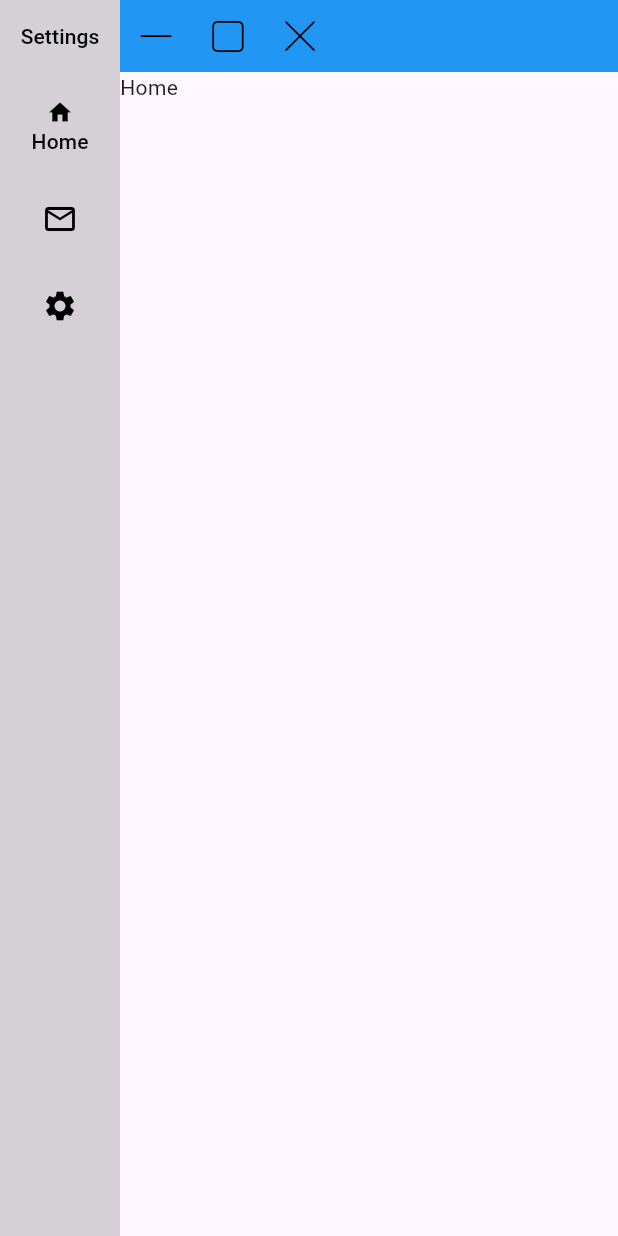
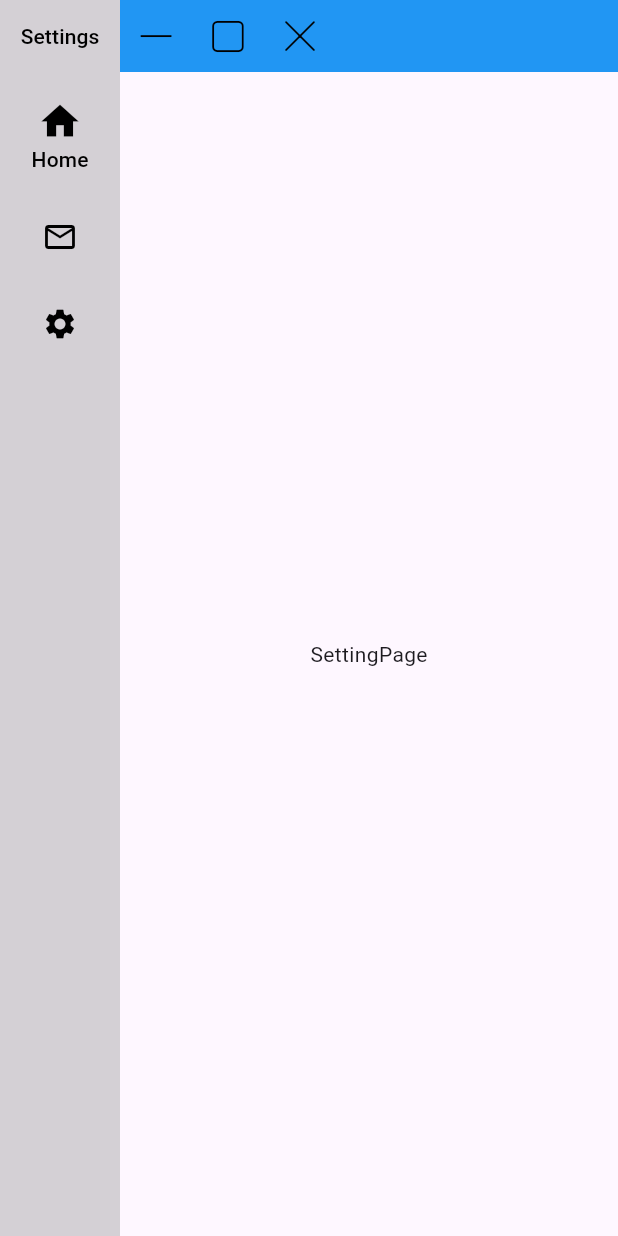
Before and after one commit to todo-proj/bilibili_desktop, a Flutter app: the screen it shows after launch, after a tap on the "settings" icon, on a phone screen of 412 x 824 dp. Run offline on Flutter 3.47's test engine with Material 3 defaults, Android fonts, the light colour scheme and no system bars; our stand-ins replace dio, equatable, flutter_riverpod, go_router, logger, lottie and 5 more; missing offline and left inert: curl_logger_dio_interceptor, media_kit, media_kit_video, window_manager; generated files the repository leaves out were written again; network calls fail.

Commit message:
完成路由

```diff
--- a/lib/main.dart
+++ b/lib/main.dart
@@ -1,4 +1,4 @@
-import 'package:bilibili_desktop/src/router/root.dart';
+import 'package:bilibili_desktop/src/router/root_route.dart';
 import 'package:flutter/material.dart';
 import 'package:flutter_riverpod/flutter_riverpod.dart';
 import 'package:media_kit/media_kit.dart';
--- a/lib/src/business/common/system_titlebar.dart
+++ b/lib/src/business/common/system_titlebar.dart
@@ -20,13 +20,13 @@ class _SystemTitleBarState extends State<SystemTitleBar> {
         mainAxisSize: MainAxisSize.min,
         crossAxisAlignment: CrossAxisAlignment.center,
         children: [
-          IconButton(
+          _buildSystemTitleBarItem(
             onPressed: () {
               windowManager.minimize();
             },
             icon: const Icon(AppIcons.minimize),
           ),
-          IconButton(
+          _buildSystemTitleBarItem(
             onPressed: () async {
               _isMaximized = await windowManager.isMaximized();
               if (_isMaximized) {
@@ -40,7 +40,7 @@ class _SystemTitleBarState extends State<SystemTitleBar> {
             },
             icon: _isMaximized ? const Icon(AppIcons.unMaximize) : const Icon(AppIcons.maximize),
           ),
-          IconButton(
+          _buildSystemTitleBarItem(
             onPressed: () {
               windowManager.close();
             },
@@ -49,4 +49,12 @@ class _SystemTitleBarState extends State<SystemTitleBar> {
         ]
     );
   }
+
+  Widget _buildSystemTitleBarItem({required Icon icon, required VoidCallback onPressed}) {
+    return IconButton(
+      onPressed: onPressed,
+      icon: icon,
+      style: IconButton.styleFrom(foregroundColor: Colors.black),
+    );
+  }
 }
--- a/lib/src/business/home/home_page.dart
+++ b/lib/src/business/home/home_page.dart
@@ -1,13 +1,7 @@
-import 'package:bilibili_desktop/src/business/common/system_titlebar.dart';
-import 'package:bilibili_desktop/src/business/home/side_bar.dart';
 import 'package:flutter/material.dart';
-import 'package:go_router/go_router.dart';
-
-import '../common/window_control_area.dart';
 
 class HomePage extends StatefulWidget {
-  final Widget child;
-  const HomePage({super.key, required this.child});
+  const HomePage({super.key});
 
   @override
   State<HomePage> createState() => _HomePageState();
@@ -23,23 +17,7 @@ class _HomePageState extends State<HomePage> {
   @override
   Widget build(BuildContext context) {
     return Scaffold(
-      body: Row(
-        children: [
-          SideBar(),
-          Expanded(
-            child: Column(
-              crossAxisAlignment: CrossAxisAlignment.end,
-              children: [
-                Container(
-                  width: double.infinity,
-                    color: Colors.blue,
-                    child: DoubleTapMaximizeArea(child: SystemTitleBar())),
-                Expanded(child: widget.child)
-              ],
-            ),
-          ),
-        ],
-      ),
+      body: Text('Home'),
     );
   }
 
--- /dev/null
+++ b/lib/src/business/main/main_page.dart
@@ -0,0 +1,38 @@
+import 'package:flutter/material.dart';
+
+import '../common/system_titlebar.dart';
+import '../common/window_control_area.dart';
+import 'side_bar.dart';
+
+class MainPage extends StatefulWidget {
+  final Widget child;
+  const MainPage({super.key, required this.child});
+
+  @override
+  State<MainPage> createState() => _MainPageState();
+}
+
+class _MainPageState extends State<MainPage> {
+  @override
+  Widget build(BuildContext context) {
+    return Scaffold(
+      body: Row(
+        children: [
+          SideBar(),
+          Expanded(
+            child: Column(
+              crossAxisAlignment: CrossAxisAlignment.end,
+              children: [
+                Container(
+                    width: double.infinity,
+                    color: Colors.blue,
+                    child: DoubleTapMaximizeArea(child: SystemTitleBar())),
+                Expanded(child: widget.child)
+              ],
+            ),
+          ),
+        ],
+      ),
+    );
+  }
+}
--- a/lib/src/business/home/side_bar.dart
+++ b/lib/src/business/main/side_bar.dart
@@ -1,3 +1,5 @@
+import 'package:bilibili_desktop/src/router/main_route.dart';
+import 'package:bilibili_desktop/src/router/root_route.dart';
 import 'package:bilibili_desktop/src/utils/widget_util.dart';
 import 'package:flutter/material.dart';
 import 'package:go_router/go_router.dart';
@@ -17,19 +19,21 @@ class SideBar extends StatelessWidget {
           TextButton(child: Column(
             mainAxisSize: MainAxisSize.min,
             children: [
-              Icon(Icons.home),
+              Icon(Icons.home, size: 30,),
               Text("Home"),
             ],
           ),onPressed: (){
-            context.go('/home/user');
+            context.go(MainRoute.home);
           },),
           IconButton(
-            onPressed: () {},
+            onPressed: () {
+              context.push(MainRoute.directMessage);
+            },
             icon: Icon(Icons.email_outlined),
           ),
           IconButton(
             onPressed: () {
-              context.go('/home/settings');
+              context.go(MainRoute.settings);
             },
             icon: Icon(Icons.settings),
           ),
@@ -39,3 +43,5 @@ class SideBar extends StatelessWidget {
     );
   }
 }
+
+// 我调用 context.go('/main/user');却重定向到了 /main，中文回答下
--- /dev/null
+++ b/lib/src/business/splash_page.dart
@@ -0,0 +1,48 @@
+import 'package:flutter/material.dart';
+import 'package:go_router/go_router.dart';
+
+import 'common/system_titlebar.dart';
+import 'common/window_control_area.dart';
+import 'main/side_bar.dart';
+
+class SplashPage extends StatefulWidget {
+  const SplashPage({super.key});
+
+  @override
+  State<SplashPage> createState() => _SplashPageState();
+}
+
+class _SplashPageState extends State<SplashPage> {
+
+
+  @override
+  void initState() {
+    super.initState();
+    _navigateToHome();
+  }
+
+  Future<void> _navigateToHome() async {
+    // 模拟加载
+    await Future.delayed(const Duration(seconds: 2));
+    if (mounted) {
+      // 假设检查登录状态，如果已登录则到 home，否则到 login
+      bool isLoggedIn = false; // 替换为你的实际登录检查逻辑
+      if (isLoggedIn) {
+        context.go('/home');
+      } else {
+        // context.go('/login');
+        // 或者如果你希望登录后回到 home
+        context.go('/main/home');
+      }
+    }
+  }
+
+  @override
+  Widget build(BuildContext context) {
+    return Scaffold(
+      body: Text('Splash'),
+    );
+  }
+}
+
+// 什么时候用push，什么时候用go
--- a/lib/src/router/home.dart
+++ /dev/null
@@ -1,26 +0,0 @@
-import 'package:bilibili_desktop/src/business/home/home_page.dart';
-import 'package:bilibili_desktop/src/business/user/user_page.dart';
-import 'package:flutter/material.dart';
-import 'package:go_router/go_router.dart';
-
-import '../business/setting/setting_page.dart';
-
-final RouteBase homeRouter = ShellRoute(
-  builder: (context, state, child) {
-    return HomePage(child: child,); // 统一布局
-  },
-  routes: [
-    GoRoute(
-      path: '/home',
-      builder: (context, state) => Text('Home'),
-    ),
-    GoRoute(
-      path: '/home/settings',
-      builder: (context, state) => const SettingPage(),
-    ),
-    GoRoute(
-      path: '/home/user',
-      builder: (context, state) => const UserPage(),
-    ),
-  ],
-);
--- /dev/null
+++ b/lib/src/router/main_route.dart
@@ -0,0 +1,67 @@
+import 'package:bilibili_desktop/src/business/home/home_page.dart';
+import 'package:bilibili_desktop/src/business/main/main_page.dart';
+import 'package:bilibili_desktop/src/business/splash_page.dart';
+import 'package:bilibili_desktop/src/business/user/user_page.dart';
+import 'package:bilibili_desktop/src/router/root_route.dart';
+import 'package:flutter/material.dart';
+import 'package:go_router/go_router.dart';
+
+import '../business/message/direct_message_page.dart';
+import '../business/setting/setting_page.dart';
+
+
+class MainRoute {
+  static final String main = '/main';
+  static final String home = '/main/home';
+  static final String settings = '/main/settings';
+  static final String user = '/main/user';
+  static final String directMessage = '/main/message';
+}
+
+// Main Shell Route
+// 这个 ShellRoute 会包裹 /main 下的所有子路由
+final RouteBase mainRoute = ShellRoute(
+  builder: (BuildContext context, GoRouterState state, Widget child) {
+    // 这个 child 是 ShellRoute.routes 中匹配到的页面
+    return MainPage(child: child);
+  },
+  routes: [
+    // 当访问 /main (或者 /main/ 被重定向) 时，会默认重定向到 /main/home
+    GoRoute(
+      path: MainRoute.main,
+      redirect: (_, state) {
+        return MainRoute.home;
+      },),
+    GoRoute(
+      path: MainRoute.home,
+      name: 'home',
+      builder: (BuildContext context, GoRouterState state) {
+        return const HomePage();
+      },
+    ),
+    GoRoute(
+      path: MainRoute.settings,
+      name: 'settings',
+      builder: (BuildContext context, GoRouterState state) {
+        return const SettingPage();
+      },
+    ),
+    GoRoute(
+      path: MainRoute.user,
+      name: 'user',
+      builder: (BuildContext context, GoRouterState state) {
+        return const UserPage();
+      },
+    ),
+    GoRoute(
+      path: MainRoute.directMessage,
+      redirect: (_, state) {
+        return RootRoute.login;
+      },
+      name: 'message',
+      builder: (BuildContext context, GoRouterState state) {
+        return const DirectMessagePage();
+      },
+    ),
+  ],
+);
--- a/lib/src/router/root.dart
+++ /dev/null
@@ -1,23 +0,0 @@
-import 'package:bilibili_desktop/src/business/common/dialog_page.dart';
-import 'package:bilibili_desktop/src/business/login/login_page.dart';
-import 'package:bilibili_desktop/src/router/home.dart';
-import 'package:flutter/material.dart';
-import 'package:go_router/go_router.dart';
-
-
-final appRouter = GoRouter(routes: [rootRouter]);
-
-final RouteBase rootRouter = GoRoute(
-  path: '/',
-  redirect: (_, __) => '/home', // ✅ 让 '/' 重定向到 '/home'
-  routes: [
-    homeRouter,
-    GoRoute(
-      path: 'login',
-      pageBuilder: (context, state) => DialogPage(
-        key: state.pageKey,
-        builder: (_) => Center(child: const LoginPage()),
-      ),
-    ),
-  ],
-);
--- /dev/null
+++ b/lib/src/router/root_route.dart
@@ -0,0 +1,43 @@
+import 'package:bilibili_desktop/src/business/common/dialog_page.dart';
+import 'package:bilibili_desktop/src/business/login/login_page.dart';
+import 'package:bilibili_desktop/src/business/splash_page.dart';
+import 'package:flutter/material.dart';
+import 'package:go_router/go_router.dart';
+
+import 'main_route.dart';
+
+class RootRoute {
+  static const splash = '/splash';
+  static const login = '/login';
+}
+
+final appRouter = GoRouter(
+  initialLocation: RootRoute.splash, // 启动时显示 Splash 页面
+  routes: [
+    GoRoute(
+      path: RootRoute.splash,
+      name: 'splash',
+      builder: (context, state) => const SplashPage(),
+    ),
+    GoRoute(
+      path: RootRoute.login,
+      name: 'login',
+      pageBuilder: (context, state) => DialogPage(
+        // 或者 MaterialPage
+        key: state.pageKey,
+        builder: (_) => const Center(child: LoginPage()),
+      ),
+    ),
+    mainRoute,
+  ],
+  errorBuilder: (context, state) {
+    return Scaffold(
+      body: GestureDetector(
+        onTap: () {
+          context.go(MainRoute.main);
+        },
+        child: Center(child: Text('404 - Page Not Found: ${state.error}')),
+      ),
+    );
+  },
+);
```
Also changed, not shown: lib/src/business/message/direct_message_page.dart (added, +17 -0 lines), pubspec.lock (deleted).
